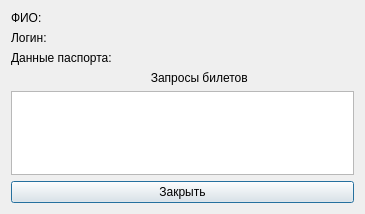
First picture: the form in MyInfoWindow.ui, repository AlekseyLapunov/IS_Airport, before the edit.
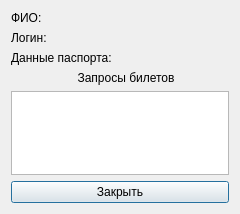
Second picture: the form after the edit. Icons and pictures are not drawn.

The edit to the form file:
```diff
--- a/MyInfoWindow.ui
+++ b/MyInfoWindow.ui
@@ -6,19 +6,19 @@
    <rect>
     <x>0</x>
     <y>0</y>
-    <width>365</width>
+    <width>240</width>
     <height>214</height>
    </rect>
   </property>
   <property name="minimumSize">
    <size>
-    <width>365</width>
+    <width>240</width>
     <height>214</height>
    </size>
   </property>
   <property name="maximumSize">
    <size>
-    <width>365</width>
+    <width>240</width>
     <height>214</height>
    </size>
   </property>
@@ -80,7 +80,7 @@
    <item row="3" column="0">
     <widget class="QLabel" name="label_4">
      <property name="text">
-      <string>                                          Запросы билетов</string>
+      <string>                    Запросы билетов</string>
      </property>
     </widget>
    </item>
```
